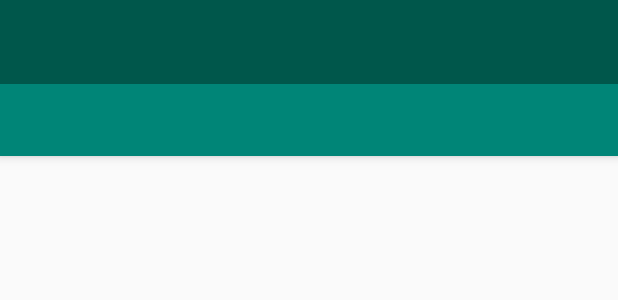
After one commit to Csegota/instagram-clone, an Android app: the layout activity_social_media.xml on its own in the app's theme, with its tools: preview values and no code run, on a phone screen of 412 x 824 dp. The commit adds this screen. Shown: the top 300 px of the screen. Run offline under Robolectric (Android 15) with nearby library versions, the phone set to English and light mode, and no system bars.

Commit message:
Start Social Tabs

```diff
--- a/app/src/main/AndroidManifest.xml
+++ b/app/src/main/AndroidManifest.xml
@@ -13,6 +13,7 @@
         android:roundIcon="@mipmap/ic_launcher_round"
         android:supportsRtl="true"
         android:theme="@style/AppTheme">
+        <activity android:name=".SocialMediaActivity"></activity>
         <activity android:name=".SignUpActivity">
             <intent-filter>
                 <action android:name="android.intent.action.MAIN" />
--- a/app/src/main/res/layout/activity_login.xml
+++ b/app/src/main/res/layout/activity_login.xml
@@ -4,6 +4,7 @@
     xmlns:tools="http://schemas.android.com/tools"
     android:layout_width="match_parent"
     android:layout_height="match_parent"
+    android:onClick="rootLayoutTapped"
     tools:context=".LoginActivity">
 
     <ImageView
--- a/app/src/main/res/layout/activity_sign_up.xml
+++ b/app/src/main/res/layout/activity_sign_up.xml
@@ -4,6 +4,7 @@
     xmlns:tools="http://schemas.android.com/tools"
     android:layout_width="match_parent"
     android:layout_height="match_parent"
+    android:onClick="rootLayoutTapped"
     tools:context=".SignUpActivity">
 
     <ImageView
--- /dev/null
+++ b/app/src/main/res/layout/activity_social_media.xml
@@ -0,0 +1,33 @@
+<?xml version="1.0" encoding="utf-8"?>
+<RelativeLayout
+    xmlns:android="http://schemas.android.com/apk/res/android"
+    xmlns:app="http://schemas.android.com/apk/res-auto"
+    xmlns:tools="http://schemas.android.com/tools"
+    android:layout_width="match_parent"
+    android:layout_height="match_parent"
+    tools:context=".SocialMediaActivity">
+
+    <android.support.design.widget.AppBarLayout
+        android:id="@+id/appBarLayout"
+        android:layout_width="match_parent"
+        android:layout_height="wrap_content"
+        >
+
+        <include android:id="@+id/myToolbar"
+            layout="@layout/my_toolbar"/>
+
+        <android.support.design.widget.TabLayout
+            android:id="@+id/tabLayout"
+            android:layout_width="match_parent"
+            android:layout_height="wrap_content"
+            android:theme="@style/ThemeOverlay.AppCompat.Dark.ActionBar"/>
+
+    </android.support.design.widget.AppBarLayout>
+
+    <android.support.v4.view.ViewPager
+        android:id="@+id/viewPager"
+        android:layout_width="match_parent"
+        android:layout_height="wrap_content"
+        android:layout_below="@+id/appBarLayout"/>
+
+</RelativeLayout>
--- /dev/null
+++ b/app/src/main/res/layout/my_toolbar.xml
@@ -0,0 +1,12 @@
+<?xml version="1.0" encoding="utf-8"?>
+
+<android.support.v7.widget.Toolbar
+    xmlns:android="http://schemas.android.com/apk/res/android"
+    android:layout_width="match_parent"
+    android:layout_height="wrap_content"
+    android:id="@+id/myToolbar"
+    android:background="@color/colorPrimaryDark"
+    android:theme="@style/Base.ThemeOverlay.AppCompat.Dark.ActionBar"
+    >
+
+</android.support.v7.widget.Toolbar>
--- a/app/src/main/res/values/strings.xml
+++ b/app/src/main/res/values/strings.xml
@@ -5,4 +5,7 @@
     <string name="back4app_server_url">https://parseapi.back4app.com/</string>
     <string name="back4app_app_id">Ci1F3GOs0Fa7vZRie2KL2WEiGCjqp7HTZRGnXQiu</string>
     <string name="back4app_client_key">56FdNPghlF4LBfe67bUmiaKsgyaPBh1P8Bnn8jsf</string>
+
+    <!-- TODO: Remove or change this placeholder text -->
+    <string name="hello_blank_fragment">Hello blank fragment</string>
 </resources>
```
Also changed, not shown: app/build.gradle (+9 -0 lines), app/src/main/java/com/android/instagramclone/LoginActivity.java (+39 -3 lines), app/src/main/java/com/android/instagramclone/ProfileTabFragment.java (added, +31 -0 lines), app/src/main/java/com/android/instagramclone/ShareMediaFragment.java (added, +31 -0 lines), app/src/main/java/com/android/instagramclone/SignUpActivity.java (+52 -4 lines), app/src/main/java/com/android/instagramclone/SocialMediaActivity.java (added, +21 -0 lines), app/src/main/java/com/android/instagramclone/TabAdapter.java (added, +52 -0 lines), app/src/main/java/com/android/instagramclone/UsersTabFragment.java (added, +31 -0 lines), app/src/main/res/layout/fragment_profile_tab.xml (added, +14 -0 lines), app/src/main/res/layout/fragment_share_media.xml (added, +14 -0 lines), app/src/main/res/layout/fragment_users_tab.xml (added, +14 -0 lines), build.gradle (line endings or trailing spaces).
